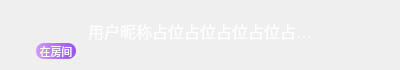
zhaopan06/AudioTool, file UI/ContributeItem.ui: the form before one commit.
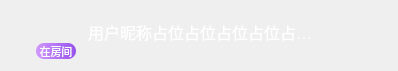
The form after the commit. Icons and pictures are not drawn. Custom widgets are drawn as their Qt base class.

The edit to the form file:
```diff
--- a/UI/ContributeItem.ui
+++ b/UI/ContributeItem.ui
@@ -6,8 +6,8 @@
    <rect>
     <x>0</x>
     <y>0</y>
-    <width>400</width>
-    <height>70</height>
+    <width>398</width>
+    <height>71</height>
    </rect>
   </property>
   <property name="windowTitle">
```
